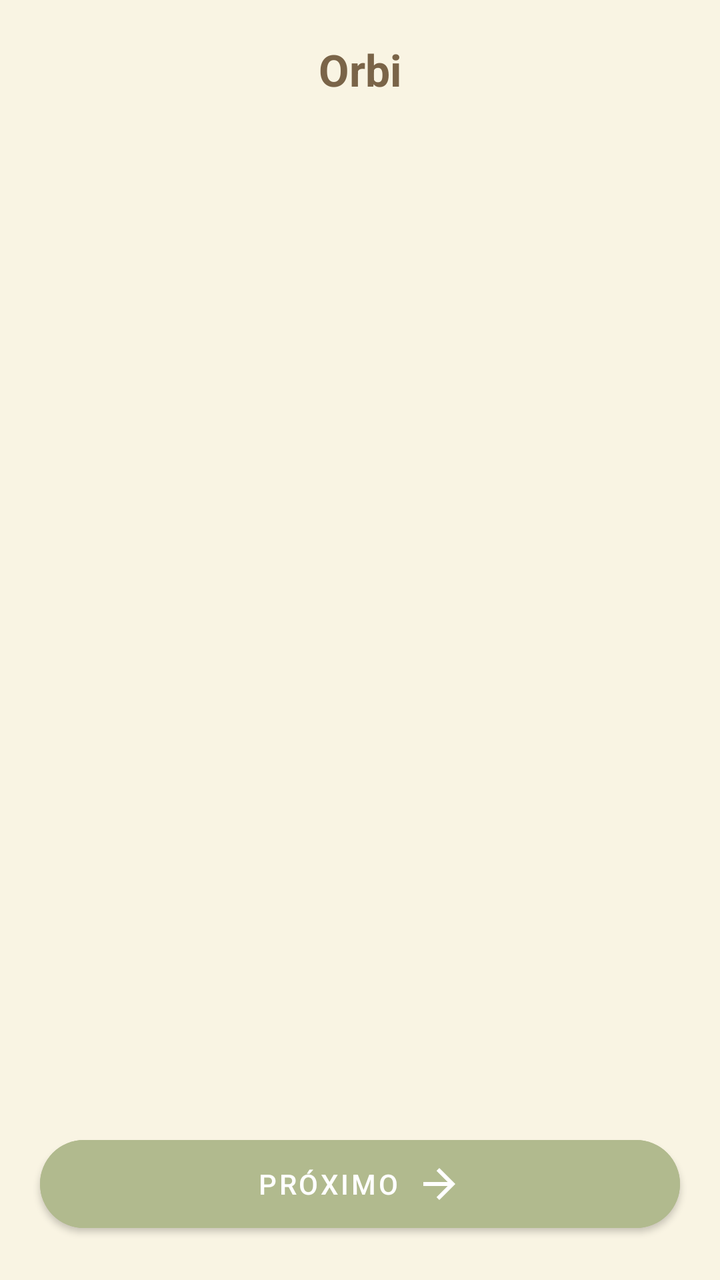
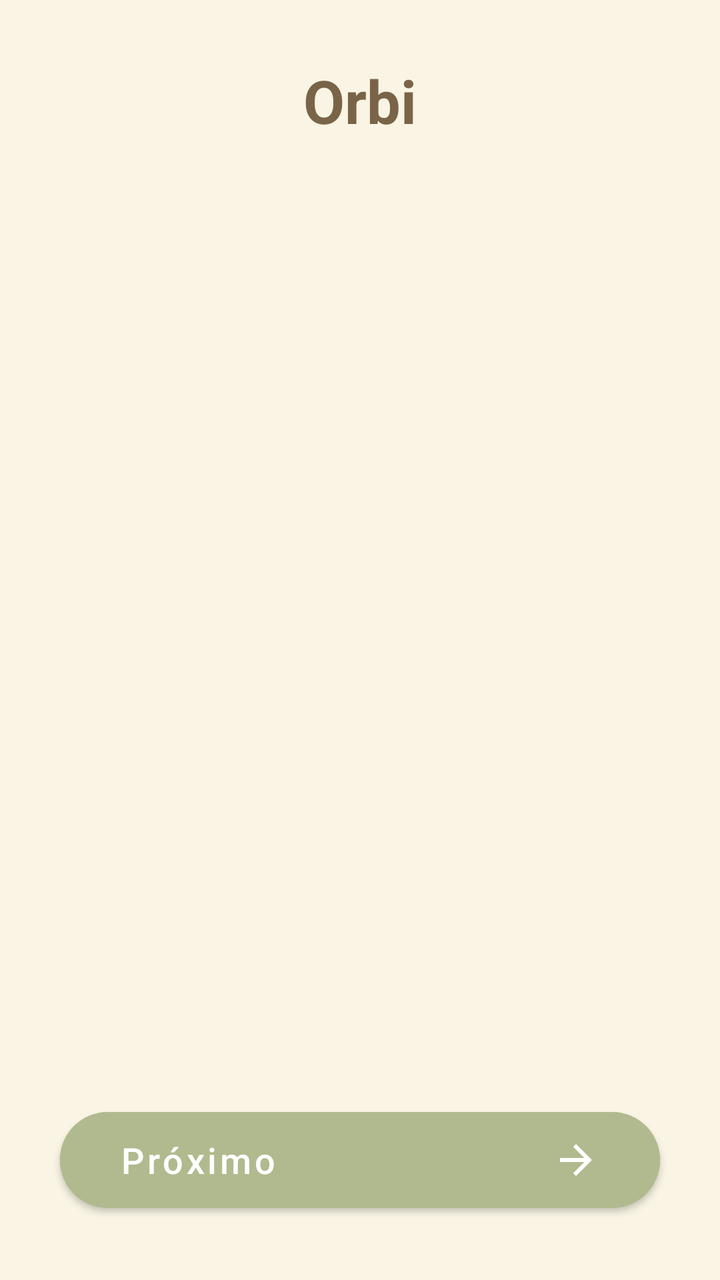

Screens rendered from an Android XML layout before and after an edit, with the pre-edit source and the edit as a unified diff.
<!-- AndroidManifest.xml: application theme Theme.Orbi -->
<!-- res/layout/activity_onboarding.xml -->
<?xml version="1.0" encoding="utf-8"?>
<androidx.constraintlayout.widget.ConstraintLayout
    xmlns:android="http://schemas.android.com/apk/res/android"
    xmlns:app="http://schemas.android.com/apk/res-auto"
    xmlns:tools="http://schemas.android.com/tools"
    android:layout_width="match_parent"
    android:layout_height="match_parent"
    android:background="@color/orbi_cream"
    android:padding="0dp">


    
    <TextView
        android:id="@+id/tv_app_logo"
        android:layout_width="wrap_content"
        android:layout_height="wrap_content"
        android:layout_marginTop="20dp"
        android:text="@string/app_name"
        android:textColor="@color/orbi_dark_brown"
        android:textSize="22sp"
        android:textStyle="bold"
        app:layout_constraintEnd_toEndOf="parent"
        app:layout_constraintStart_toStartOf="parent"
        app:layout_constraintTop_toTopOf="parent" />x'


    
    <androidx.viewpager2.widget.ViewPager2
        android:id="@+id/vp_onboarding"
        android:layout_width="0dp"
        android:layout_height="0dp"
        android:layout_marginTop="20dp"
        android:layout_marginBottom="20dp"
        app:layout_constraintBottom_toTopOf="@id/btn_next"
        app:layout_constraintEnd_toEndOf="parent"
        app:layout_constraintStart_toStartOf="parent"
        app:layout_constraintTop_toBottomOf="@id/tv_app_logo" />


    
    <com.google.android.material.button.MaterialButton
        android:id="@+id/btn_back"
        style="@style/Widget.MaterialComponents.Button.OutlinedButton"
        android:layout_width="wrap_content"
        android:layout_height="56dp"
        android:layout_marginStart="20dp"
        android:layout_marginBottom="20dp"
        android:text="@string/btn_back"
        android:textColor="@color/orbi_dark_brown"
        android:visibility="gone"
        app:cornerRadius="28dp"
        app:icon="@drawable/ic_arrow_back"
        app:iconGravity="textStart"
        app:iconTint="@color/orbi_dark_brown"
        app:layout_constraintBottom_toBottomOf="parent"
        app:layout_constraintStart_toStartOf="parent"
        app:strokeColor="@color/orbi_sand" />


    
    <com.google.android.material.button.MaterialButton
        android:id="@+id/btn_next"
        android:layout_width="0dp"
        android:layout_height="56dp"
        android:layout_marginStart="20dp"
        android:layout_marginEnd="20dp"
        android:layout_marginBottom="20dp"
        android:backgroundTint="@color/orbi_olive"
        android:text="@string/btn_next"
        android:textColor="@color/orbi_white"
        app:cornerRadius="28dp"
        app:icon="@drawable/ic_arrow_forward"
        app:iconGravity="textEnd"
        app:iconTint="@color/orbi_white"
        app:layout_constraintBottom_toBottomOf="parent"
        app:layout_constraintEnd_toEndOf="parent"
        app:layout_constraintStart_toEndOf="@+id/btn_back" />


</androidx.constraintlayout.widget.ConstraintLayout>
<!-- resources referenced by this layout -->
<resources>
  <color name="orbi_cream">#F9F4E3</color>
  <color name="orbi_dark_brown">#7A6448</color>
  <color name="orbi_olive">#B1BA8E</color>
  <color name="orbi_sand">#CDB28A</color>
  <color name="orbi_white">#FFFFFF</color>
  <!-- drawable ic_arrow_back (drawable) -->
  <vector
      xmlns:android="http://schemas.android.com/apk/res/android"
      android:width="24dp"
      android:height="24dp"
      android:viewportWidth="24"
      android:viewportHeight="24">
  
  
      <path
          android:fillColor="#FF000000"
          android:pathData="M20,11H7.83l5.59,-5.59L12,4l-8,8 8,8 1.41,-1.41L7.83,13H20v-2z"/>
  
  
  </vector>
  <!-- drawable ic_arrow_forward (drawable) -->
  <vector
      xmlns:android="http://schemas.android.com/apk/res/android"
      android:width="24dp"
      android:height="24dp"
      android:viewportWidth="24"
      android:viewportHeight="24">
  
  
      <path
          android:fillColor="#FF000000"
          android:pathData="M12,4l-1.41,1.41L16.17,11H4v2h12.17l-5.58,5.59L12,20l8,-8z"/>
  
  
  </vector>
  <string name="app_name">Orbi</string>
  <string name="btn_back">Voltar</string>
  <string name="btn_next">Próximo</string>
  <style name="Theme.Orbi" parent="Theme.MaterialComponents.Light.NoActionBar">
  
          <item name="colorPrimary">@color/orbi_dark_brown</item>
          <item name="colorPrimaryVariant">@color/orbi_olive</item>
          <item name="colorOnPrimary">@color/orbi_white</item>
          <item name="colorSecondary">@color/orbi_olive</item>
          <item name="colorSecondaryVariant">@color/orbi_light_olive</item>
          <item name="colorOnSecondary">@color/orbi_white</item>
          <item name="android:statusBarColor">@color/orbi_cream</item>
          <item name="android:windowLightStatusBar">true</item>
  
  
      </style>
  <color name="orbi_light_olive">#D4DDB1</color>
</resources>

<!-- the commit's change to res/layout/activity_onboarding.xml (unified diff, before → after) -->
@@ -14,14 +14,14 @@
         android:id="@+id/tv_app_logo"
         android:layout_width="wrap_content"
         android:layout_height="wrap_content"
-        android:layout_marginTop="20dp"
+        android:layout_marginTop="30dp"
         android:text="@string/app_name"
         android:textColor="@color/orbi_dark_brown"
-        android:textSize="22sp"
+        android:textSize="30sp"
         android:textStyle="bold"
         app:layout_constraintEnd_toEndOf="parent"
         app:layout_constraintStart_toStartOf="parent"
-        app:layout_constraintTop_toTopOf="parent" />x'
+        app:layout_constraintTop_toTopOf="parent" />
 
 
     
@@ -29,8 +29,6 @@
         android:id="@+id/vp_onboarding"
         android:layout_width="0dp"
         android:layout_height="0dp"
-        android:layout_marginTop="20dp"
-        android:layout_marginBottom="20dp"
         app:layout_constraintBottom_toTopOf="@id/btn_next"
         app:layout_constraintEnd_toEndOf="parent"
         app:layout_constraintStart_toStartOf="parent"
@@ -42,11 +40,13 @@
         android:id="@+id/btn_back"
         style="@style/Widget.MaterialComponents.Button.OutlinedButton"
         android:layout_width="wrap_content"
-        android:layout_height="56dp"
-        android:layout_marginStart="20dp"
-        android:layout_marginBottom="20dp"
+        android:layout_height="60dp"
+        android:layout_marginStart="30dp"
+        android:layout_marginBottom="30dp"
         android:text="@string/btn_back"
+        android:textAllCaps="false"
         android:textColor="@color/orbi_dark_brown"
+        android:textSize="18sp"
         android:visibility="gone"
         app:cornerRadius="28dp"
         app:icon="@drawable/ic_arrow_back"
@@ -61,16 +61,21 @@
     <com.google.android.material.button.MaterialButton
         android:id="@+id/btn_next"
         android:layout_width="0dp"
-        android:layout_height="56dp"
-        android:layout_marginStart="20dp"
-        android:layout_marginEnd="20dp"
-        android:layout_marginBottom="20dp"
+        android:layout_height="60dp"
+        android:layout_marginStart="30dp"
+        android:layout_marginEnd="30dp"
+        android:layout_marginBottom="30dp"
         android:backgroundTint="@color/orbi_olive"
+        android:gravity="start|center_vertical"
+        android:paddingStart="30dp"
+        android:paddingEnd="30dp"
         android:text="@string/btn_next"
+        android:textAllCaps="false"
         android:textColor="@color/orbi_white"
+        android:textSize="18sp"
         app:cornerRadius="28dp"
         app:icon="@drawable/ic_arrow_forward"
-        app:iconGravity="textEnd"
+        app:iconGravity="end"
         app:iconTint="@color/orbi_white"
         app:layout_constraintBottom_toBottomOf="parent"
         app:layout_constraintEnd_toEndOf="parent"
<!-- resource entries referenced after the edit -->
@@ -46,9 +46,14 @@
           <item name="colorSecondary">@color/orbi_olive</item>
           <item name="colorSecondaryVariant">@color/orbi_light_olive</item>
           <item name="colorOnSecondary">@color/orbi_white</item>
+  
+          
           <item name="android:statusBarColor">@color/orbi_cream</item>
           <item name="android:windowLightStatusBar">true</item>
   
+          
+          <item name="android:navigationBarColor">@color/orbi_cream</item>
+          <item name="android:windowLightNavigationBar" tools:targetApi="o_mr1">true</item>
   
       </style>
   <color name="orbi_light_olive">#D4DDB1</color>
